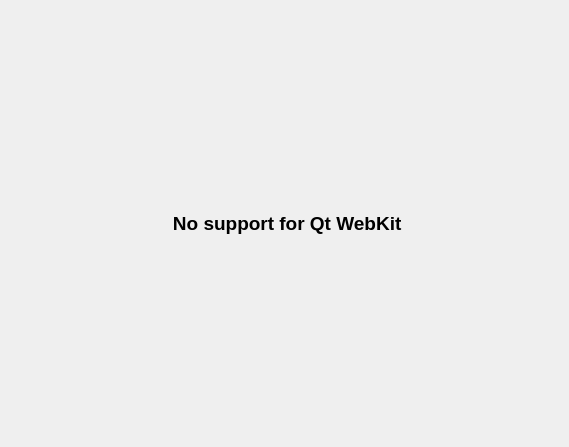
This is Wallets/wallets.ui in InvictusInnovations/keyhotee as Qt 5 draws it before an edit. The edited form follows.
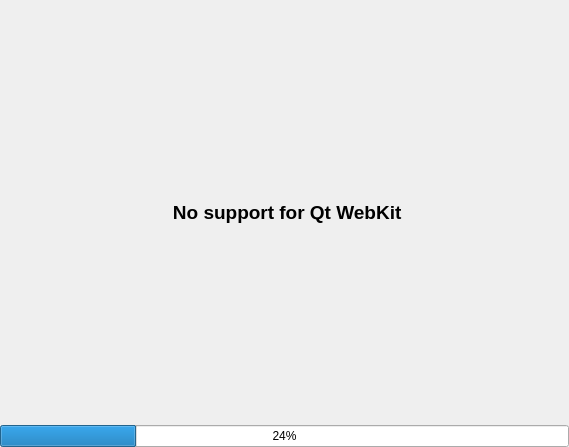
This is the edited form.

Commit message: Display a progress bar in the wallet when a web page is loading.

What changed in the file:
```diff
--- a/Wallets/wallets.ui
+++ b/Wallets/wallets.ui
@@ -46,6 +46,13 @@
      </property>
     </widget>
    </item>
+   <item row="1" column="0">
+    <widget class="QProgressBar" name="progressBar">
+     <property name="value">
+      <number>24</number>
+     </property>
+    </widget>
+   </item>
   </layout>
  </widget>
  <resources/>
```
The commit also changes 2 other files.
